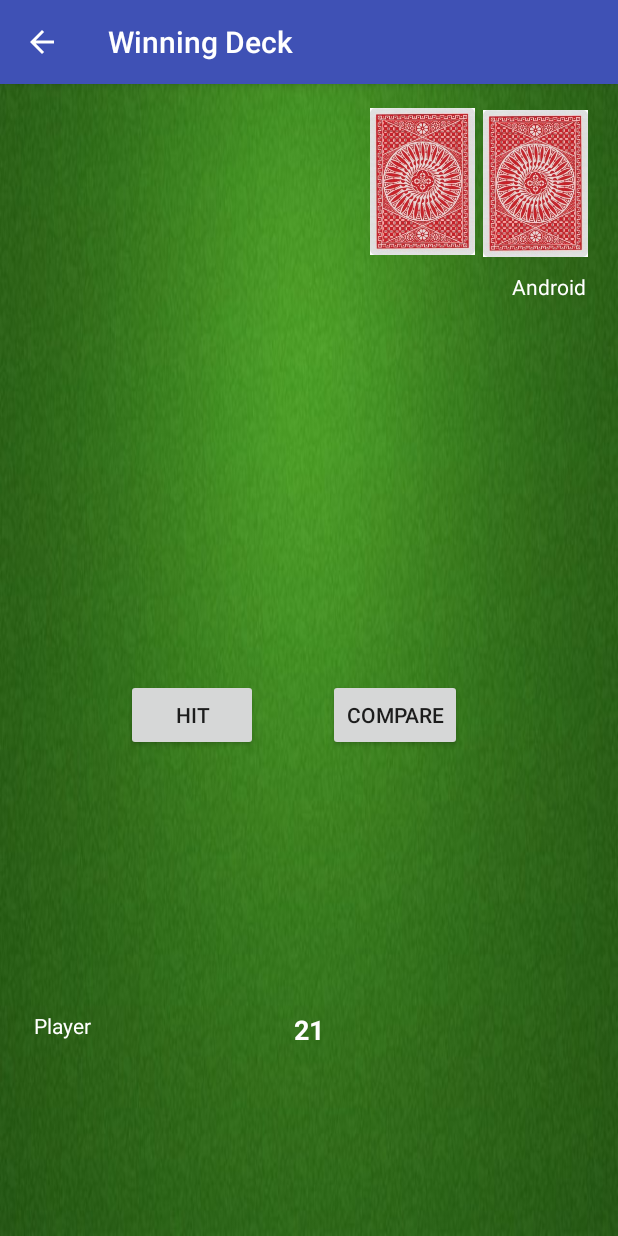
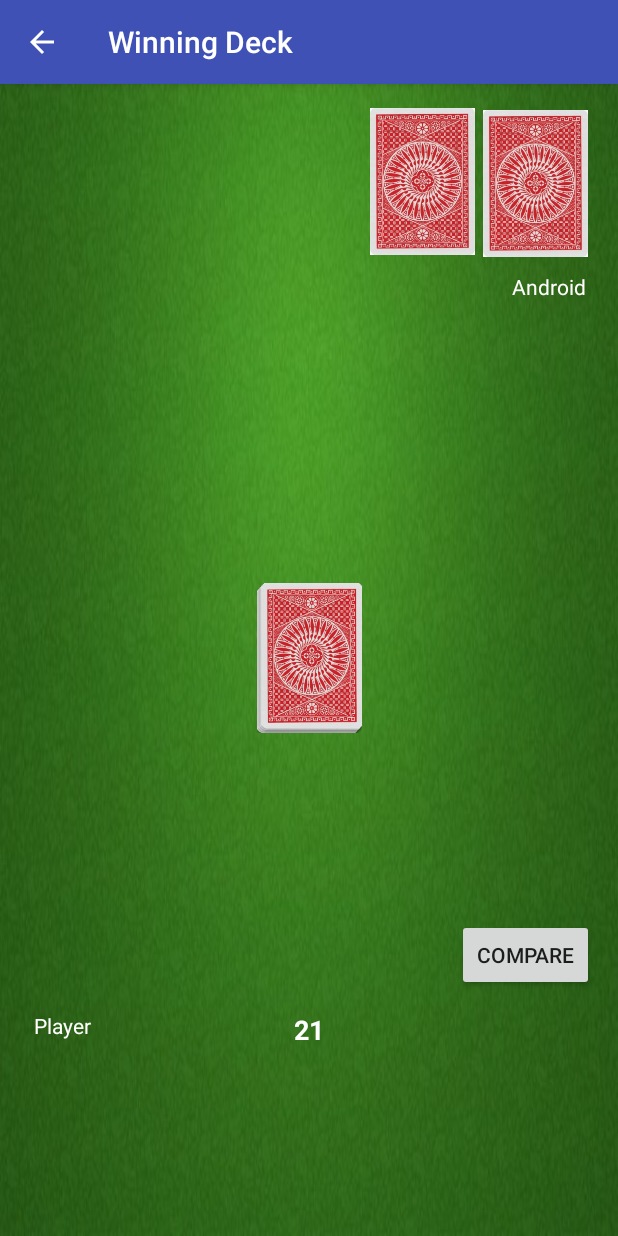
Before and after one commit to JardineMiller/android_card_game, an Android app: the screen it shows after launch (GameActivity), after a tap on "PLAY", on a phone screen of 412 x 824 dp. Run offline under Robolectric (Android 15) with nearby library versions, the phone set to English and light mode, and no system bars.

Commit message:
Added deck art asset

```diff
--- a/app/src/main/java/com/example/jardine/cardgame/GameActivity.java
+++ b/app/src/main/java/com/example/jardine/cardgame/GameActivity.java
@@ -5,6 +5,7 @@ import android.support.v7.app.AppCompatActivity;
 import android.os.Bundle;
 import android.view.View;
 import android.widget.Button;
+import android.widget.ImageButton;
 import android.widget.ImageView;
 import android.widget.TextView;
 
@@ -32,7 +33,7 @@ public class GameActivity extends AppCompatActivity {
     ImageView computerCard5;
     ArrayList<ImageView> computerCards;
 
-    Button hitButton;
+    ImageButton hitButton;
     Button compareButton;
     Button playAgainButton;
 
@@ -110,7 +111,7 @@ public class GameActivity extends AppCompatActivity {
         if (game.getPlayer().handCount() < maxCards) {
             game.dealCards();
             displayHand(game.getPlayer());
-            for(int i = 0; i < game.getPlayer().handCount(); i++) {
+            for(int i = (game.getPlayer().handCount() - 1); i < game.getPlayer().handCount(); i++) {
                 computerCards.get(i).setImageResource(R.drawable.back);
             }
             getInfo(game.getPlayer());
--- a/app/src/main/res/layout/activity_game.xml
+++ b/app/src/main/res/layout/activity_game.xml
@@ -38,35 +38,18 @@
         app:layout_constraintTop_toBottomOf="@+id/computer_cards" />
 
     <Button
-        android:id="@+id/hit_button"
-        android:layout_width="wrap_content"
-        android:layout_height="wrap_content"
+        android:id="@+id/compare_button"
+        android:layout_width="91dp"
+        android:layout_height="48dp"
         android:layout_marginBottom="8dp"
-        android:layout_marginStart="84dp"
-        android:layout_marginTop="8dp"
-        android:onClick="hit"
-        android:text="@string/hit_button"
-        app:layout_constraintBottom_toTopOf="@+id/player_score"
-        app:layout_constraintStart_toStartOf="parent"
-        app:layout_constraintTop_toBottomOf="@+id/computer_score"
-        app:layout_constraintVertical_bias="0.593" />
-
-    <Button
-        android:id="@+id/compare_button"
-        android:layout_width="wrap_content"
-        android:layout_height="wrap_content"
-        android:layout_marginBottom="8dp"
-        android:layout_marginEnd="8dp"
-        android:layout_marginStart="8dp"
+        android:layout_marginEnd="16dp"
         android:layout_marginTop="8dp"
         android:onClick="compare"
         android:text="@string/compare_button"
         app:layout_constraintBottom_toTopOf="@+id/player_score"
         app:layout_constraintEnd_toEndOf="parent"
-        app:layout_constraintHorizontal_bias="0.288"
-        app:layout_constraintStart_toEndOf="@+id/hit_button"
         app:layout_constraintTop_toBottomOf="@+id/computer_score"
-        app:layout_constraintVertical_bias="0.593" />
+        app:layout_constraintVertical_bias="1.0" />
 
     <TextView
         android:id="@+id/player_name"
@@ -244,4 +227,20 @@
 
     </LinearLayout>
 
+    <ImageButton
+        android:id="@+id/hit_button"
+        android:layout_width="70dp"
+        android:layout_height="100dp"
+        android:layout_marginBottom="8dp"
+        android:layout_marginEnd="8dp"
+        android:layout_marginStart="8dp"
+        android:layout_marginTop="8dp"
+        android:background="@drawable/deck"
+        android:onClick="hit"
+        app:layout_constraintBottom_toBottomOf="parent"
+        app:layout_constraintEnd_toEndOf="parent"
+        app:layout_constraintStart_toStartOf="parent"
+        app:layout_constraintTop_toTopOf="parent"
+        app:layout_constraintVertical_bias="0.498" />
+
 </android.support.constraint.ConstraintLayout>
```
Also changed, not shown: app/src/main/res/drawable/deck.png (added), app/src/main/res/drawable/money.png (added).
